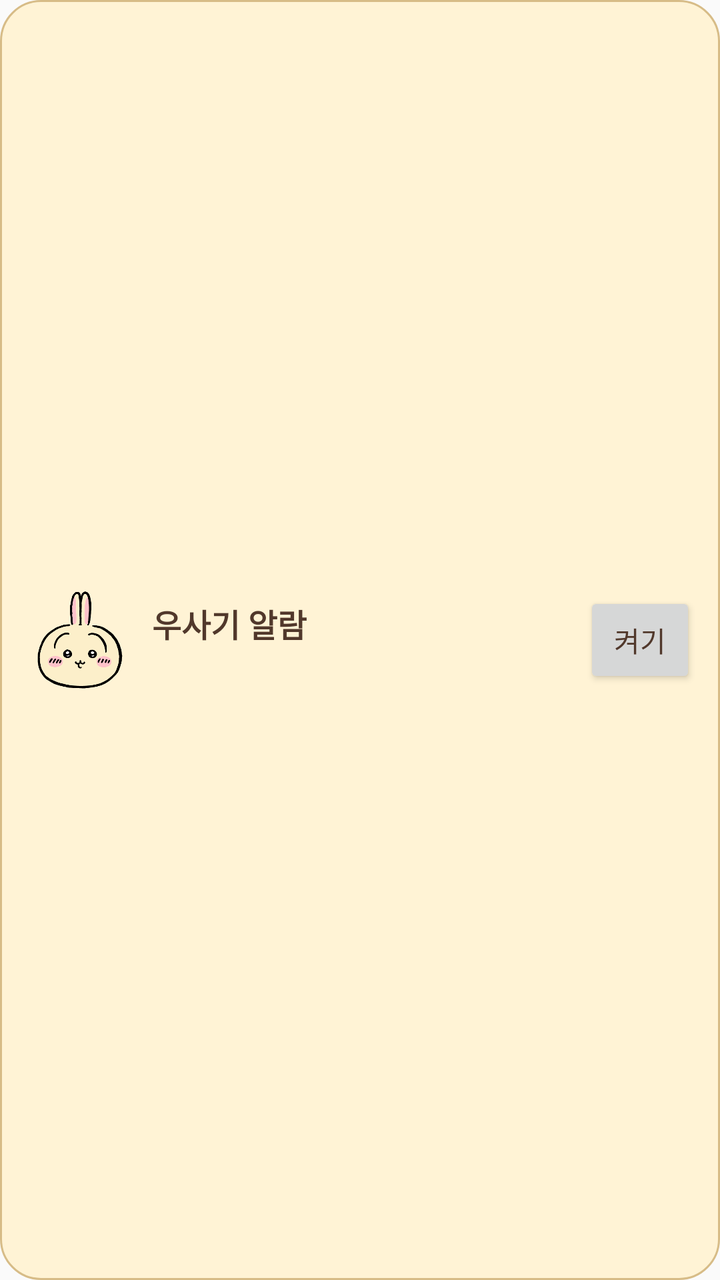
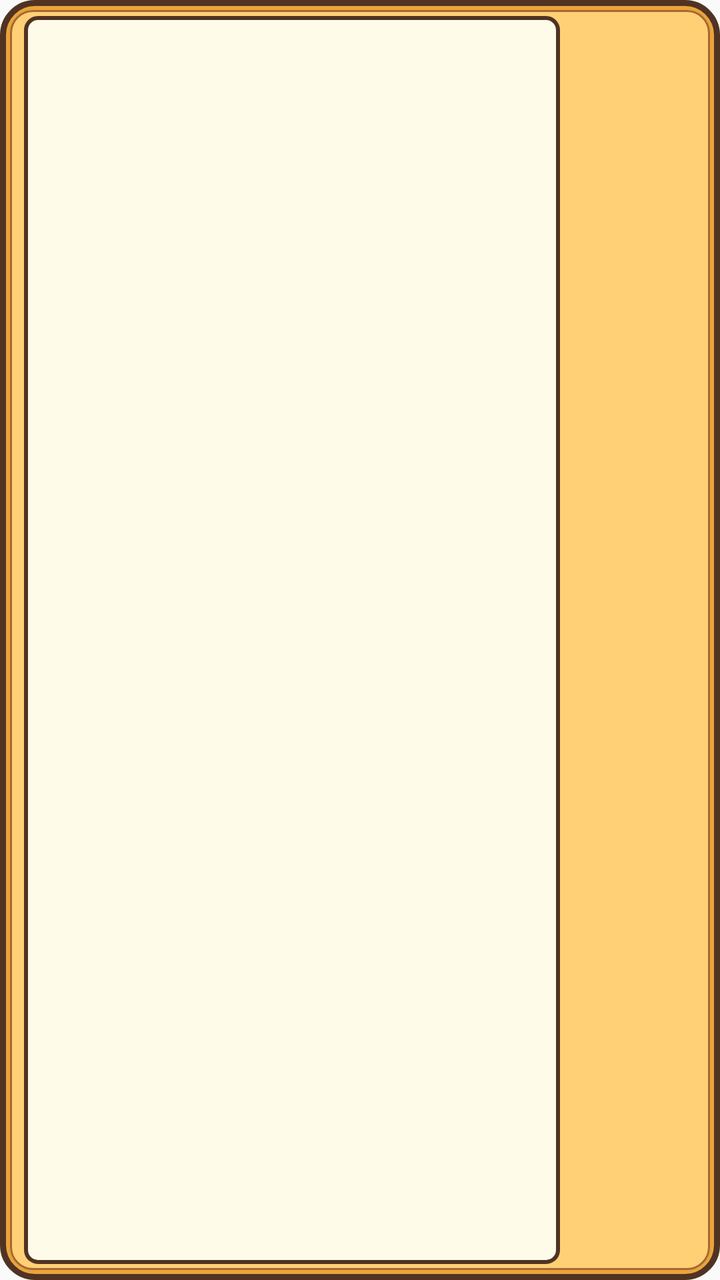

Compare the two renders of this Android layout. The source of the first and the diff that turns it into the second are given below.
<!-- AndroidManifest.xml: application theme android:Theme.Material.Light.NoActionBar -->
<!-- res/layout/alarm_widget.xml -->
<RelativeLayout xmlns:android="http://schemas.android.com/apk/res/android"
    android:layout_width="match_parent" android:layout_height="match_parent"
    android:padding="12dp" android:background="@drawable/widget_background">
    <LinearLayout android:id="@+id/widget_content" android:layout_width="match_parent"
        android:layout_height="match_parent" android:layout_toStartOf="@+id/widget_toggle"
        android:orientation="horizontal" android:gravity="center_vertical">
        <ImageView android:layout_width="56dp" android:layout_height="64dp"
            android:src="@drawable/usagi_icon" android:scaleType="fitCenter"
            android:contentDescription="@string/widget_name" />
        <LinearLayout android:layout_width="0dp" android:layout_height="wrap_content"
            android:layout_weight="1" android:orientation="vertical" android:paddingStart="8dp" android:paddingEnd="4dp">
            <TextView android:layout_width="match_parent" android:layout_height="wrap_content"
                android:text="@string/widget_name" android:textColor="#51382B" android:textSize="16sp" android:textStyle="bold" />
            <TextView android:id="@+id/widget_status" android:layout_width="match_parent"
                android:layout_height="wrap_content" android:textColor="#51382B" android:textSize="12sp" />
        </LinearLayout>
    </LinearLayout>
    <Button android:id="@+id/widget_toggle" android:layout_width="56dp" android:layout_height="48dp"
        android:layout_alignParentEnd="true" android:layout_centerVertical="true"
        android:minWidth="0dp" android:padding="0dp" android:text="@string/widget_enable"
        android:textColor="#51382B" android:textSize="14sp" />
</RelativeLayout>
<!-- resources referenced by this layout -->
<resources>
  <!-- drawable usagi_icon: png bitmap (drawable-nodpi, 17371 bytes) -->
  <!-- drawable widget_background (drawable) -->
  <shape xmlns:android="http://schemas.android.com/apk/res/android">
      <solid android:color="#FFF3D5" />
      <corners android:radius="20dp" />
      <stroke android:width="1dp" android:color="#D7BC87" />
  </shape>
  <string name="widget_enable">켜기</string>
  <string name="widget_name">우사기 알람</string>
</resources>

<!-- the commit's change to res/layout/alarm_widget.xml (unified diff, before → after) -->
@@ -1,22 +1,16 @@
 <RelativeLayout xmlns:android="http://schemas.android.com/apk/res/android"
+    android:id="@+id/widget_root"
     android:layout_width="match_parent" android:layout_height="match_parent"
-    android:padding="12dp" android:background="@drawable/widget_background">
-    <LinearLayout android:id="@+id/widget_content" android:layout_width="match_parent"
+    android:paddingStart="12dp" android:paddingEnd="8dp" android:paddingTop="8dp" android:paddingBottom="8dp"
+    android:background="@drawable/widget_background">
+    <ImageView android:id="@+id/widget_status" android:layout_width="match_parent"
         android:layout_height="match_parent" android:layout_toStartOf="@+id/widget_toggle"
-        android:orientation="horizontal" android:gravity="center_vertical">
-        <ImageView android:layout_width="56dp" android:layout_height="64dp"
-            android:src="@drawable/usagi_icon" android:scaleType="fitCenter"
-            android:contentDescription="@string/widget_name" />
-        <LinearLayout android:layout_width="0dp" android:layout_height="wrap_content"
-            android:layout_weight="1" android:orientation="vertical" android:paddingStart="8dp" android:paddingEnd="4dp">
-            <TextView android:layout_width="match_parent" android:layout_height="wrap_content"
-                android:text="@string/widget_name" android:textColor="#51382B" android:textSize="16sp" android:textStyle="bold" />
-            <TextView android:id="@+id/widget_status" android:layout_width="match_parent"
-                android:layout_height="wrap_content" android:textColor="#51382B" android:textSize="12sp" />
-        </LinearLayout>
-    </LinearLayout>
-    <Button android:id="@+id/widget_toggle" android:layout_width="56dp" android:layout_height="48dp"
+        android:layout_marginEnd="4dp" android:paddingStart="6dp" android:paddingEnd="4dp"
+        android:paddingTop="8dp" android:paddingBottom="8dp"
+        android:background="@drawable/widget_dial"
+        android:scaleType="fitXY" android:contentDescription="@string/widget_name" />
+    <FrameLayout android:id="@+id/widget_toggle" android:layout_width="68dp" android:layout_height="match_parent"
         android:layout_alignParentEnd="true" android:layout_centerVertical="true"
-        android:minWidth="0dp" android:padding="0dp" android:text="@string/widget_enable"
-        android:textColor="#51382B" android:textSize="14sp" />
+        android:padding="0dp" android:background="?android:attr/selectableItemBackgroundBorderless"
+        android:contentDescription="@string/widget_enable" />
 </RelativeLayout>
<!-- resource entries referenced after the edit -->
@@ -1,11 +1,27 @@
 <!-- resources referenced by this layout -->
 <resources>
-  <!-- drawable usagi_icon: png bitmap (drawable-nodpi, 17371 bytes) -->
   <!-- drawable widget_background (drawable) -->
+  <layer-list xmlns:android="http://schemas.android.com/apk/res/android">
+      <item>
+          <shape>
+              <solid android:color="#EAA33D" />
+              <corners android:radius="16dp" />
+              <stroke android:width="3dp" android:color="#513323" />
+          </shape>
+      </item>
+      <item android:left="5dp" android:top="5dp" android:right="5dp" android:bottom="5dp">
+          <shape>
+              <solid android:color="#FFD076" />
+              <corners android:radius="11dp" />
+              <stroke android:width="1dp" android:color="#A46A2D" />
+          </shape>
+      </item>
+  </layer-list>
+  <!-- drawable widget_dial (drawable) -->
   <shape xmlns:android="http://schemas.android.com/apk/res/android">
-      <solid android:color="#FFF3D5" />
-      <corners android:radius="20dp" />
-      <stroke android:width="1dp" android:color="#D7BC87" />
+      <solid android:color="#FFFBE9" />
+      <corners android:radius="6dp" />
+      <stroke android:width="2dp" android:color="#513323" />
   </shape>
   <string name="widget_enable">켜기</string>
   <string name="widget_name">우사기 알람</string>
